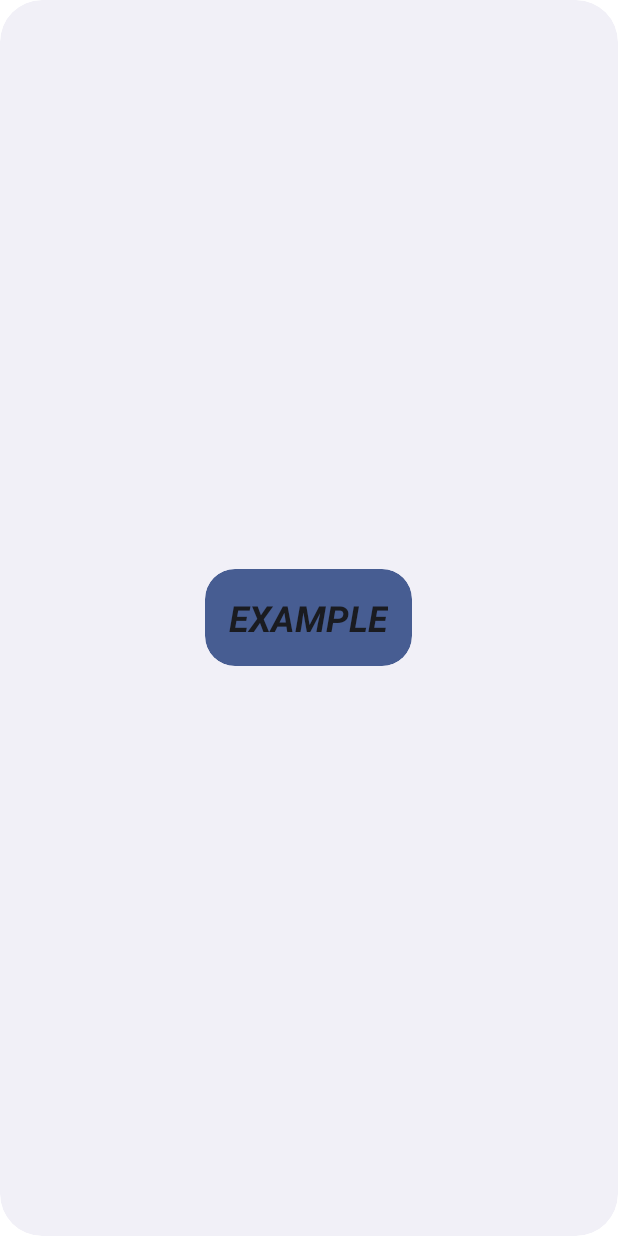
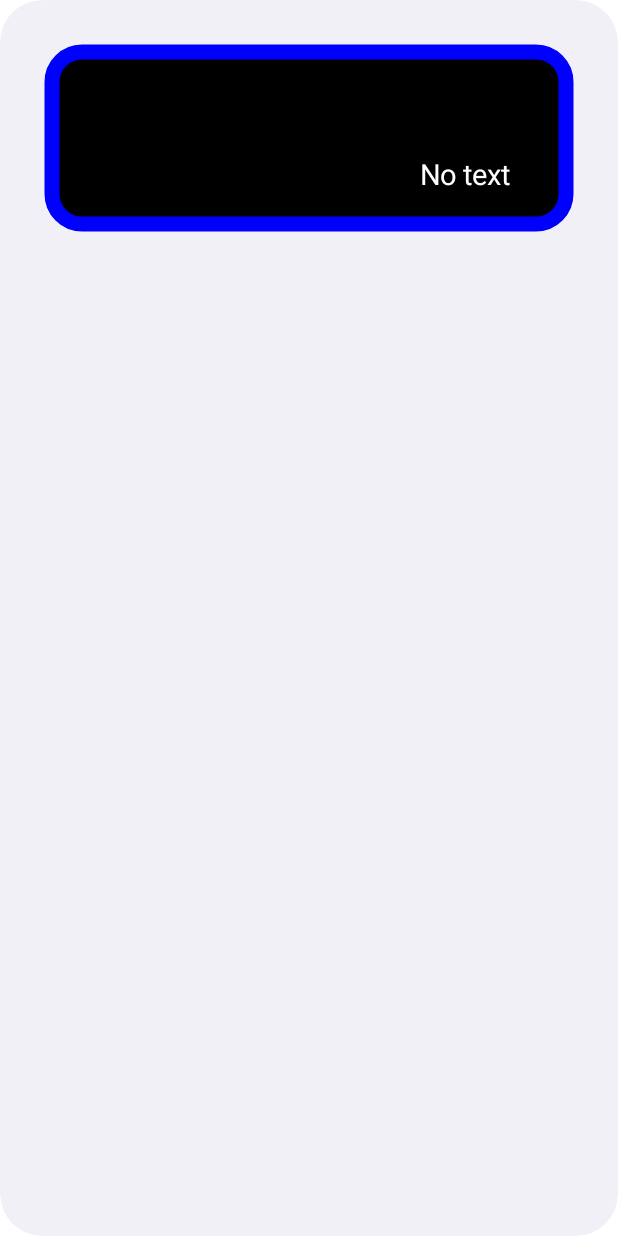
Before and after one commit to Mihail-Larionow/Weather-Widget, an Android app: the layout weather_widget.xml on its own in the app's theme, with its tools: preview values and no code run, on a phone screen of 412 x 824 dp. Run offline under Robolectric (Android 15) with nearby library versions, the phone set to English and light mode, and no system bars.

Commit message:
Created a custom view for the weather widget

```diff
--- /dev/null
+++ b/app/src/main/java/com/michel/weatherwidget/Weather.kt
@@ -0,0 +1,5 @@
+package com.michel.weatherwidget
+
+class Weather {
+
+}
--- a/app/src/main/java/com/michel/weatherwidget/WeatherWidgetConfigureActivity.kt
+++ b/app/src/main/java/com/michel/weatherwidget/WeatherWidgetConfigureActivity.kt
@@ -47,6 +47,8 @@ class WeatherWidgetConfigureActivity : Activity() {
         appWidgetText = binding.appwidgetText as EditText
         binding.addButton.setOnClickListener(onClickListener)
 
+
+
         // Find the widget id from the intent.
         val intent = intent
         val extras = intent.extras
--- /dev/null
+++ b/app/src/main/java/com/michel/weatherwidget/extentions/Context.kt
@@ -0,0 +1,5 @@
+package com.michel.weatherwidget.extentions
+
+import android.content.Context
+
+fun Context.dpToPx(dp: Int): Float = dp.toFloat() * this.resources.displayMetrics.density
--- /dev/null
+++ b/app/src/main/java/com/michel/weatherwidget/ui/WeatherWidgetView.kt
@@ -0,0 +1,111 @@
+package com.michel.weatherwidget.ui
+
+import android.content.Context
+import android.graphics.*
+import android.util.AttributeSet
+import android.util.Log
+import androidx.appcompat.widget.AppCompatImageView
+import androidx.core.graphics.drawable.toBitmap
+import androidx.core.graphics.toRectF
+import com.michel.weatherwidget.R
+import com.michel.weatherwidget.extentions.dpToPx
+
+class WeatherWidgetView @JvmOverloads constructor(
+    context: Context,
+    attrs: AttributeSet? = null,
+    defStyleAttribute: Int = 0
+): AppCompatImageView(context, attrs, defStyleAttribute){
+
+    companion object{
+        private const val DEFAULT_WIDTH = 40
+        private const val DEFAULT_BORDER_WIDTH = 10
+        private const val DEFAULT_CORNER_RADIUS = 20
+    }
+
+    private var borderWidth: Float = context.dpToPx(DEFAULT_BORDER_WIDTH)
+    private var cornerRadius: Float = context.dpToPx(DEFAULT_CORNER_RADIUS)
+    private var textOffSetX: Float = 20f
+    private var textOffSetY: Float = 20f
+    private var text: String = "No text"
+    private val viewRect = Rect()
+    private val textPaint = Paint(Paint.ANTI_ALIAS_FLAG)
+    private val weatherPaint = Paint(Paint.ANTI_ALIAS_FLAG)
+    private val borderPaint = Paint(Paint.ANTI_ALIAS_FLAG)
+
+
+    init{
+        if(attrs != null){
+            val ta = context.obtainStyledAttributes(attrs, R.styleable.WeatherWidgetView)
+            borderWidth = ta.getDimension(
+                R.styleable.WeatherWidgetView_borderWidth,
+                context.dpToPx(DEFAULT_BORDER_WIDTH)
+            )
+
+            text = ta.getString(R.styleable.WeatherWidgetView_text) ?: "No text"
+            ta.recycle()
+        }
+
+        scaleType = ScaleType.CENTER_CROP
+        setup()
+    }
+
+    override fun onMeasure(widthMeasureSpec: Int, heightMeasureSpec: Int) {
+        super.onMeasure(widthMeasureSpec, heightMeasureSpec)
+        val initWidth = resolveDefaultSize(widthMeasureSpec)
+        setMeasuredDimension(initWidth, (initWidth * 0.4f).toInt())
+    }
+
+    override fun onSizeChanged(w: Int, h: Int, oldw: Int, oldh: Int) {
+        if(w==0) return
+        with(viewRect){
+            left = 0
+            top = 0
+            right = w
+            bottom = h
+        }
+
+        prepareShader(w, h)
+        prepareText(w, h)
+    }
+
+    override fun onDraw(canvas: Canvas) {
+        val half = (borderWidth / 2).toInt()
+        viewRect.inset(half, half)
+        canvas.drawRoundRect(viewRect.toRectF(), cornerRadius, cornerRadius, weatherPaint)
+        canvas.drawRoundRect(viewRect.toRectF(), cornerRadius, cornerRadius, borderPaint)
+        canvas.drawText(text, viewRect.width().toFloat() - textOffSetX, viewRect.height().toFloat() - textOffSetY, textPaint)
+    }
+
+    private fun setup() {
+        with(borderPaint){
+            color = Color.BLUE
+            style = Paint.Style.STROKE
+            strokeWidth = borderWidth
+        }
+    }
+
+    private fun prepareShader(w: Int, h: Int){
+        if(w == 0 || h == 0 || drawable == null) return
+        val srcBitmap = drawable.toBitmap(w, h, Bitmap.Config.ARGB_8888)
+        weatherPaint.shader = BitmapShader(srcBitmap, Shader.TileMode.CLAMP, Shader.TileMode.CLAMP)
+    }
+
+    private fun prepareText(w: Int, h: Int){
+        with(textPaint){
+            color = Color.WHITE
+            textAlign = Paint.Align.RIGHT
+            textSize = w * 0.05f
+        }
+        textOffSetX = w * 0.05f
+        textOffSetY = h * 0.05f
+    }
+
+
+    private fun resolveDefaultSize(spec: Int): Int = when(MeasureSpec.getMode(spec)){
+        MeasureSpec.UNSPECIFIED -> context.dpToPx(DEFAULT_WIDTH).toInt()
+        MeasureSpec.AT_MOST -> MeasureSpec.getSize(spec)
+        MeasureSpec.EXACTLY -> MeasureSpec.getSize(spec)
+        else -> MeasureSpec.getSize(spec)
+    }
+
+}
--- a/app/src/main/res/layout/weather_widget.xml
+++ b/app/src/main/res/layout/weather_widget.xml
@@ -1,19 +1,13 @@
 <RelativeLayout xmlns:android="http://schemas.android.com/apk/res/android"
+    xmlns:app="http://schemas.android.com/apk/res-auto"
     style="@style/Widget.WeatherWidget.AppWidget.Container"
     android:layout_width="match_parent"
     android:layout_height="match_parent"
     android:theme="@style/Theme.WeatherWidget.AppWidgetContainer">
 
-    <TextView
-        android:id="@+id/appwidget_text"
-        style="@style/Widget.WeatherWidget.AppWidget.InnerView"
-        android:layout_width="wrap_content"
+    <com.michel.weatherwidget.ui.WeatherWidgetView
+        android:layout_width="match_parent"
         android:layout_height="wrap_content"
-        android:layout_centerHorizontal="true"
-        android:layout_centerVertical="true"
-        android:layout_margin="8dp"
-        android:contentDescription="@string/appwidget_text"
-        android:text="@string/appwidget_text"
-        android:textSize="24sp"
-        android:textStyle="bold|italic" />
+        />
+
 </RelativeLayout>
--- a/app/src/main/res/layout/weather_widget_configure.xml
+++ b/app/src/main/res/layout/weather_widget_configure.xml
@@ -1,5 +1,6 @@
 <?xml version="1.0" encoding="utf-8"?>
 <LinearLayout xmlns:android="http://schemas.android.com/apk/res/android"
+    xmlns:app="http://schemas.android.com/apk/res-auto"
     android:layout_width="match_parent"
     android:layout_height="wrap_content"
     android:orientation="vertical"
@@ -25,4 +26,17 @@
         android:layout_marginTop="8dp"
         android:text="@string/add_widget" />
 
+    <ImageView
+        android:id="@+id/michelTheme"
+        android:layout_width="match_parent"
+        android:layout_height="wrap_content"
+        android:layout_marginTop="8dp"
+        app:srcCompat="@drawable/example_appwidget_preview" />
+
+    <com.michel.weatherwidget.ui.WeatherWidgetView
+        android:layout_width="match_parent"
+        android:layout_height="108dp"
+
+        />
+
 </LinearLayout>
--- a/app/src/main/res/values/attrs.xml
+++ b/app/src/main/res/values/attrs.xml
@@ -4,4 +4,9 @@
         <attr name="appWidgetInnerRadius" format="dimension" />
         <attr name="appWidgetRadius" format="dimension" />
     </declare-styleable>
+
+    <declare-styleable name="WeatherWidgetView">
+        <attr name="borderWidth" format="dimension" />
+        <attr name="text" format="string" />
+    </declare-styleable>
 </resources>
```
